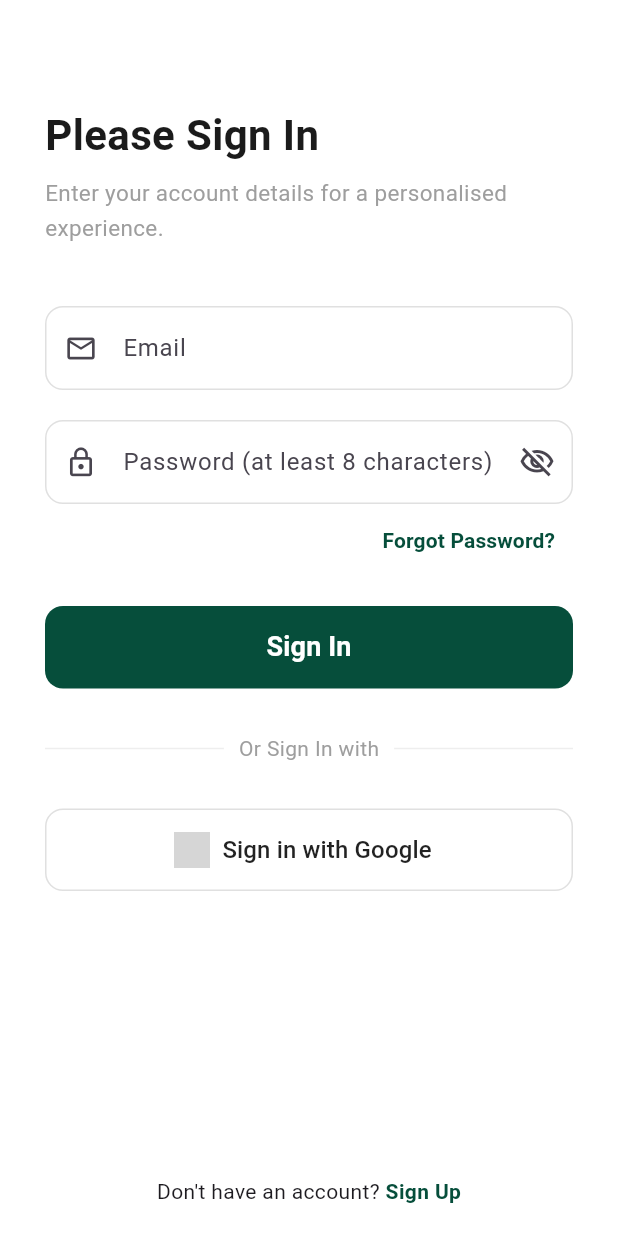
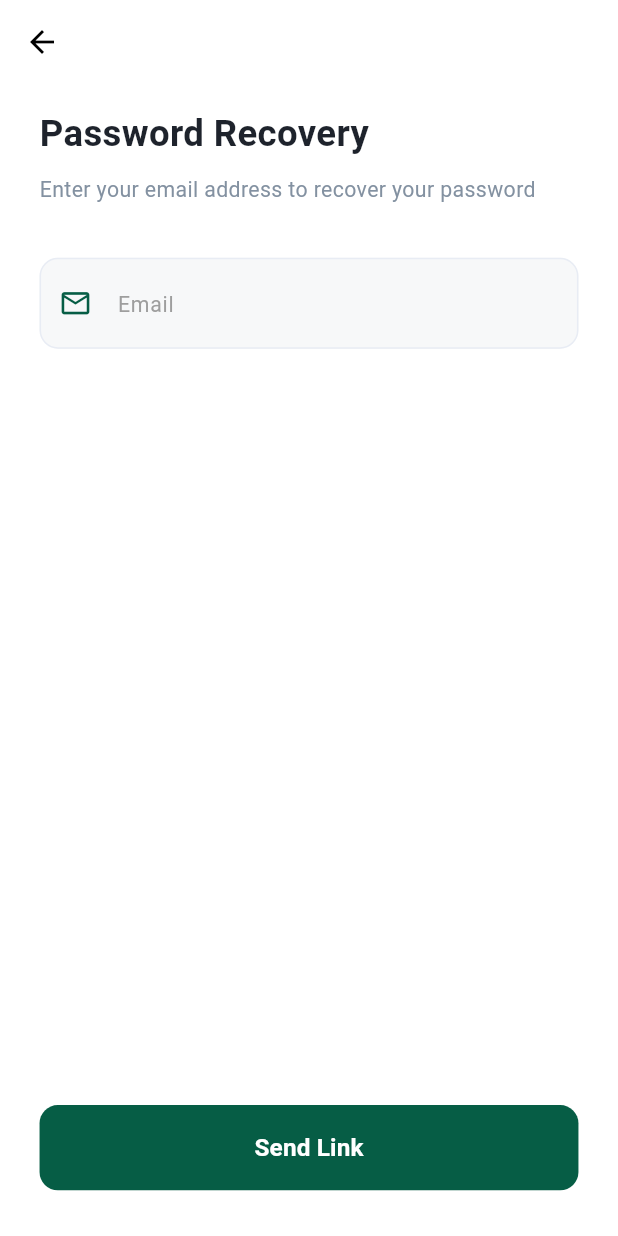
Before and after one commit to karonboshra-cloud/TransitWay, a Flutter app: the LoginScreen screen opened by its route, after a tap on "Forgot Password?", on a phone screen of 412 x 824 dp. Run offline on Flutter 3.47's test engine with Material 3 defaults, Android fonts, the phone set to English and light mode, and no system bars; our stand-ins replace flutter_screenutil, google_fonts; network calls fail; grey boxes are pictures that could not be loaded.

Commit message:
add feature to change the password

```diff
--- a/lib/core/routes/routes_manager.dart
+++ b/lib/core/routes/routes_manager.dart
@@ -1,13 +1,14 @@
 import 'package:flutter/cupertino.dart';
 import 'package:transite_way/feature/login/login.dart';
 import 'package:transite_way/feature/onboarding/screen/onboarding_screen.dart';
+import '../../feature/forget_password/presentation/screens/recovery_screen.dart';
 import '../../feature/splash/splash.dart';
 
 abstract class RoutesManager{
   static const String splash="/splash";
   static const String onboardingScreen="/onboardingScreen";
   static const String login="/login";
-
+  static const String forgetPassword = "/forgetPassword";
 
 
 
@@ -15,7 +16,7 @@ abstract class RoutesManager{
     splash:(context)=>Splash(),
     onboardingScreen:(context)=>OnboardingScreen(),
     login:(context)=>LoginScreen(),
-
+    forgetPassword: (context) => const PasswordRecoveryScreen(),
 
   };
 }
--- /dev/null
+++ b/lib/feature/forget_password/data/forget_password_web_services.dart
@@ -0,0 +1,44 @@
+import 'dart:convert';
+import 'package:http/http.dart' as http;
+
+class ForgetPasswordWebServices {
+  final String baseUrl = "http://transit-way.runasp.net";
+
+  Future<bool> requestReset(String email) async {
+    try {
+      final response = await http.post(
+        Uri.parse('$baseUrl/api/Auth/request-reset'),
+        headers: {'Content-Type': 'application/json'},
+        body: jsonEncode({'email': email}),
+      );
+      return response.statusCode == 200;
+    } catch (_) {
+      return false;
+    }
+  }
+
+  Future<bool> verifyOtp({required String email, required String otp}) async {
+    return true;
+  }
+
+  Future<bool> confirmReset(String email, String code, String newPassword) async {
+    try {
+      final response = await http.post(
+        Uri.parse('$baseUrl/api/Auth/confirm-reset'),
+        headers: {'Content-Type': 'application/json'},
+        body: jsonEncode({
+          'email': email,
+          'code': code,
+          'newPassword': newPassword,
+        }),
+      );
+
+      print("Confirm Reset Response: ${response.statusCode} - ${response.body}");
+
+      return response.statusCode == 200;
+    } catch (e) {
+      print("Confirm Reset Error: $e");
+      return false;
+    }
+  }
+}
--- /dev/null
+++ b/lib/feature/forget_password/presentation/screens/recovery_screen.dart
@@ -0,0 +1,165 @@
+import 'package:flutter/material.dart';
+import 'package:flutter_screenutil/flutter_screenutil.dart';
+import '../../data/forget_password_web_services.dart';
+import 'otp_screen.dart';
+
+class PasswordRecoveryScreen extends StatefulWidget {
+  const PasswordRecoveryScreen({super.key});
+
+  @override
+  State<PasswordRecoveryScreen> createState() => _PasswordRecoveryScreenState();
+}
+
+class _PasswordRecoveryScreenState extends State<PasswordRecoveryScreen> {
+  final _emailController = TextEditingController();
+  final _formKey = GlobalKey<FormState>();
+  bool _isLoading = false;
+
+  void _showErrorMessage(String message) {
+    ScaffoldMessenger.of(context).showSnackBar(
+      SnackBar(
+        content: Text(
+          message,
+          style: TextStyle(fontSize: 14.sp, color: Colors.white, fontWeight: FontWeight.w500),
+          textAlign: TextAlign.center,
+        ),
+        backgroundColor: Colors.redAccent,
+        behavior: SnackBarBehavior.floating,
+        margin: EdgeInsets.only(
+          bottom: MediaQuery.of(context).size.height - 150.h,
+          left: 20.w,
+          right: 20.w,
+        ),
+        shape: RoundedRectangleBorder(borderRadius: BorderRadius.circular(12.r)),
+        duration: const Duration(seconds: 3),
+      ),
+    );
+  }
+
+  @override
+  void dispose() {
+    _emailController.dispose();
+    super.dispose();
+  }
+
+  @override
+  Widget build(BuildContext context) {
+    return Scaffold(
+      backgroundColor: Colors.white,
+      appBar: AppBar(
+        backgroundColor: Colors.transparent,
+        elevation: 0,
+        leading: IconButton(
+          icon: const Icon(Icons.arrow_back, color: Colors.black),
+          onPressed: () => Navigator.pop(context),
+        ),
+      ),
+      body: Padding(
+        padding: EdgeInsets.symmetric(horizontal: 24.w),
+        child: Form(
+          key: _formKey,
+          child: Column(
+            crossAxisAlignment: CrossAxisAlignment.start,
+            children: [
+              SizedBox(height: 15.h),
+              Text(
+                "Password Recovery",
+                style: TextStyle(fontSize: 24.sp, fontWeight: FontWeight.bold, color: const Color(0xFF1E232C)),
+              ),
+              SizedBox(height: 10.h),
+              Text(
+                "Enter your email address to recover your password",
+                style: TextStyle(fontSize: 14.sp, color: const Color(0xFF8391A1)),
+              ),
+              SizedBox(height: 35.h),
+
+              TextFormField(
+                controller: _emailController,
+                keyboardType: TextInputType.emailAddress,
+                decoration: InputDecoration(
+                  contentPadding: EdgeInsets.symmetric(vertical: 18.h, horizontal: 16.w),
+                  prefixIcon: Icon(Icons.email_outlined, color: const Color(0xFF065D45), size: 22.sp),
+                  hintText: "Email",
+                  hintStyle: TextStyle(color: Colors.grey, fontSize: 14.sp),
+                  filled: true,
+                  fillColor: const Color(0xFFF7F8F9),
+                  enabledBorder: OutlineInputBorder(
+                    borderRadius: BorderRadius.circular(12.r),
+                    borderSide: const BorderSide(color: Color(0xFFE8ECF4)),
+                  ),
+                  focusedBorder: OutlineInputBorder(
+                    borderRadius: BorderRadius.circular(12.r),
+                    borderSide: const BorderSide(color: Color(0xFF065D45), width: 1.5),
+                  ),
+                  errorBorder: OutlineInputBorder(
+                    borderRadius: BorderRadius.circular(12.r),
+                    borderSide: const BorderSide(color: Colors.red, width: 1),
+                  ),
+                  focusedErrorBorder: OutlineInputBorder(
+                    borderRadius: BorderRadius.circular(12.r),
+                    borderSide: const BorderSide(color: Colors.red, width: 1.5),
+                  ),
+                ),
+                validator: (value) {
+                  if (value == null || value.isEmpty) {
+                    return "Please enter your email";
+                  }
+                  if (!RegExp(r'^[\w-.]+@([\w-]+\.)+[\w-]{2,4}$').hasMatch(value)) {                    return "Please enter a valid email address";
+                  }
+                  return null;
+                },
+              ),
+
+              const Spacer(),
+
+              SizedBox(
+                width: double.infinity,
+                height: 56.h,
+                child: ElevatedButton(
+                  style: ElevatedButton.styleFrom(
+                    backgroundColor: const Color(0xFF065D45),
+                    elevation: 0,
+                    shape: RoundedRectangleBorder(borderRadius: BorderRadius.circular(12.r)),
+                  ),
+                  onPressed: _isLoading ? null : () async {
+                    if (_formKey.currentState!.validate()) {
+                      setState(() => _isLoading = true);
+
+                      bool ok = await ForgetPasswordWebServices().requestReset(_emailController.text);
+
+                      setState(() => _isLoading = false);
+
+                      if (ok) {
+                        if (!mounted) return;
+                        Navigator.push(
+                          context,
+                          MaterialPageRoute(
+                            builder: (_) => OtpScreen(email: _emailController.text),
+                          ),
+                        );
+                      } else {
+                        if (!mounted) return;
+                        _showErrorMessage("This email is not registered in our records.");
+                      }
+                    }
+                  },
+                  child: _isLoading
+                      ? SizedBox(
+                    width: 24.w,
+                    height: 24.w,
+                    child: const CircularProgressIndicator(color: Colors.white, strokeWidth: 2),
+                  )
+                      : Text(
+                    "Send Link",
+                    style: TextStyle(color: Colors.white, fontSize: 16.sp, fontWeight: FontWeight.bold),
+                  ),
+                ),
+              ),
+              SizedBox(height: 30.h),
+            ],
+          ),
+        ),
+      ),
+    );
+  }
+}
--- a/lib/feature/login/login.dart
+++ b/lib/feature/login/login.dart
@@ -1,7 +1,5 @@
 import 'package:flutter/material.dart';
-import 'package:flutter_screenutil/flutter_screenutil.dart';
-
-void main() => runApp(const MaterialApp(home: LoginScreen()));
+import '../../core/routes/routes_manager.dart';
 
 class LoginScreen extends StatefulWidget {
   const LoginScreen({super.key});
@@ -11,7 +9,6 @@ class LoginScreen extends StatefulWidget {
 }
 
 class _LoginScreenState extends State<LoginScreen> {
-  // Logic Variables
   bool _isPasswordVisible = false;
   final TextEditingController _emailController = TextEditingController();
   final TextEditingController _passwordController = TextEditingController();
@@ -22,6 +19,8 @@ class _LoginScreenState extends State<LoginScreen> {
     return Scaffold(
       backgroundColor: Colors.white,
       body: SafeArea(
+        child: SingleChildScrollView(
+          physics: const BouncingScrollPhysics(),
           child: Padding(
             padding: const EdgeInsets.symmetric(horizontal: 30.0),
             child: Form(
@@ -30,7 +29,6 @@ class _LoginScreenState extends State<LoginScreen> {
                 crossAxisAlignment: CrossAxisAlignment.start,
                 children: [
                   const SizedBox(height: 70),
-
                   const Text(
                     'Please Sign In',
                     style: TextStyle(fontSize: 28, fontWeight: FontWeight.bold, color: Color(0xFF1B1B1B)),
@@ -41,8 +39,6 @@ class _LoginScreenState extends State<LoginScreen> {
                     style: TextStyle(fontSize: 15, color: Colors.grey, height: 1.5),
                   ),
                   const SizedBox(height: 40),
-
-
                   TextFormField(
                     controller: _emailController,
                     decoration: InputDecoration(
@@ -56,8 +52,6 @@ class _LoginScreenState extends State<LoginScreen> {
                     ),
                   ),
                   const SizedBox(height: 20),
-
-
                   TextFormField(
                     controller: _passwordController,
                     obscureText: !_isPasswordVisible,
@@ -75,12 +69,12 @@ class _LoginScreenState extends State<LoginScreen> {
                       ),
                     ),
                   ),
-
-
                   Align(
                     alignment: Alignment.centerRight,
                     child: TextButton(
-                    onPressed: () {},
+                      onPressed: () {
+                        Navigator.pushNamed(context, RoutesManager.forgetPassword);
+                      },
                       child: const Text(
                         'Forgot Password?',
                         style: TextStyle(color: Color(0xFF064E3B), fontWeight: FontWeight.bold),
@@ -88,8 +82,6 @@ class _LoginScreenState extends State<LoginScreen> {
                     ),
                   ),
                   const SizedBox(height: 20),
-
-                // زر تسجيل الدخول
                   SizedBox(
                     width: double.infinity,
                     height: 55,
@@ -103,24 +95,18 @@ class _LoginScreenState extends State<LoginScreen> {
                       child: const Text('Sign In', style: TextStyle(color: Colors.white, fontSize: 18, fontWeight: FontWeight.bold)),
                     ),
                   ),
-
                   const SizedBox(height: 30),
-
-                // الفاصل Or Sign In with
                   Row(
-                  children: [
-                    const Expanded(child: Divider(color: Color(0xFFEEEEEE), thickness: 1)),
-                    const Padding(
+                    children: const [
+                      Expanded(child: Divider(color: Color(0xFFEEEEEE), thickness: 1)),
+                      Padding(
                         padding: EdgeInsets.symmetric(horizontal: 10),
                         child: Text('Or Sign In with', style: TextStyle(color: Colors.grey)),
                       ),
-                    const Expanded(child: Divider(color: Color(0xFFEEEEEE), thickness: 1)),
+                      Expanded(child: Divider(color: Color(0xFFEEEEEE), thickness: 1)),
                     ],
                   ),
-
                   const SizedBox(height: 30),
-
-                // زر جوجل
                   SizedBox(
                     width: double.infinity,
                     height: 55,
@@ -134,9 +120,7 @@ class _LoginScreenState extends State<LoginScreen> {
                       ),
                     ),
                   ),
-
-                const Spacer(),
-
+                  const SizedBox(height: 50),
                   Row(
                     mainAxisAlignment: MainAxisAlignment.center,
                     children: [
@@ -156,17 +140,17 @@ class _LoginScreenState extends State<LoginScreen> {
             ),
           ),
         ),
+      ),
     );
   }
 
-  // Logic Function
   void _handleSignIn() {
     if (_emailController.text.isEmpty || _passwordController.text.length < 8) {
       ScaffoldMessenger.of(context).showSnackBar(
         const SnackBar(content: Text('Please enter valid credentials')),
       );
     } else {
-      print("Logging in with: ${_emailController.text}");
+      debugPrint("Logging in with: ${_emailController.text}");
     }
   }
 }
--- a/lib/main.dart
+++ b/lib/main.dart
@@ -14,7 +14,7 @@ class TransitWay extends StatelessWidget {
   @override
   Widget build(BuildContext context) {
     return ScreenUtilInit(
-      designSize: const Size(375, 291),
+      designSize: const Size(375, 812),
       minTextAdapt: true,
       splitScreenMode: true,
       child: MaterialApp(
--- a/pubspec.yaml
+++ b/pubspec.yaml
@@ -38,6 +38,7 @@ dependencies:
   flutter_screenutil: ^5.9.3
   dots_indicator: ^4.0.1
   smooth_page_indicator: ^2.0.1
+  http: ^1.6.0
 
 dev_dependencies:
   flutter_test:
@@ -63,7 +64,8 @@ flutter:
 
   # To add assets to your application, add an assets section, like this:
   assets:
-      - assets/images/
+    - assets/images/
+    - assets/icons/
   #   - images/a_dot_ham.jpeg
 
   # An image asset can refer to one or more resolution-specific "variants", see
```
Also changed, not shown: lib/feature/forget_password/presentation/screens/change_password_screen.dart (added, +185 -0 lines), lib/feature/forget_password/presentation/screens/otp_screen.dart (added, +128 -0 lines), lib/feature/forget_password/presentation/screens/success_screen.dart (added, +102 -0 lines), assets/icons/circle_check.png (added), assets/icons/tabler_check.png (added), pubspec.lock, 1 other file. Lines whose indentation alone changed are shown as unchanged.
